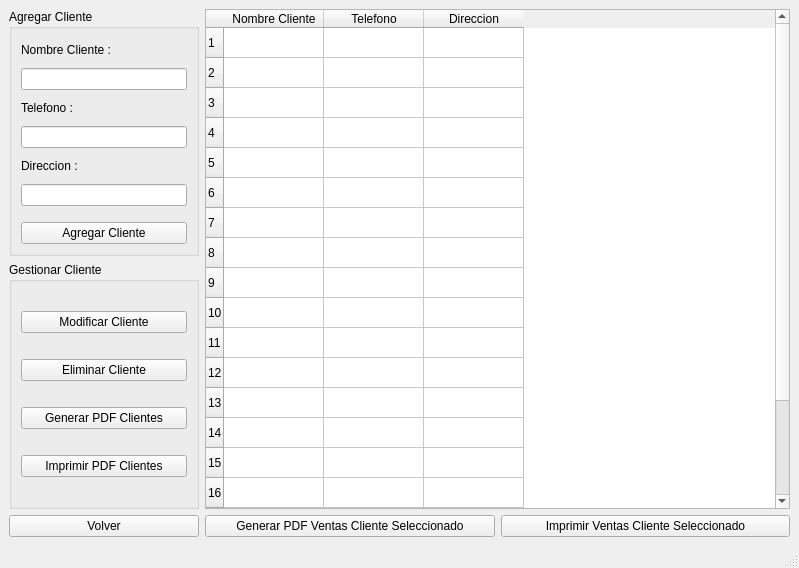
First picture: the form in QT_Sistema_San_Cayetano/registroclientes.ui, repository GaspyGJ/SistemaGestion_SanCayetano, before the edit.
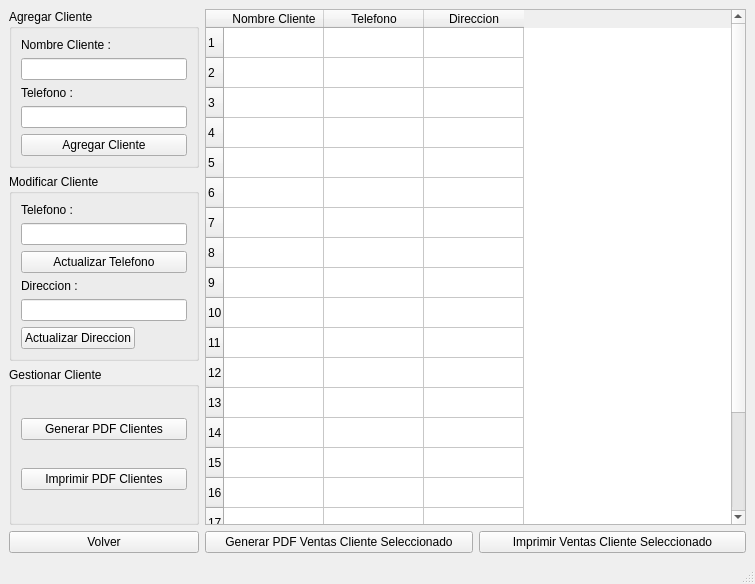
Second picture: the form after the edit.

Commit message: Termine Registro Stock creo , ver Clientes y Main

```diff
--- a/QT_Sistema_San_Cayetano/registroclientes.ui
+++ b/QT_Sistema_San_Cayetano/registroclientes.ui
@@ -6,8 +6,8 @@
    <rect>
     <x>0</x>
     <y>0</y>
-    <width>799</width>
-    <height>568</height>
+    <width>755</width>
+    <height>584</height>
    </rect>
   </property>
   <property name="windowTitle">
@@ -16,7 +16,7 @@
   <widget class="QWidget" name="centralwidget">
    <layout class="QHBoxLayout" name="horizontalLayout_2">
     <item>
-     <layout class="QVBoxLayout" name="verticalLayout_3">
+     <layout class="QVBoxLayout" name="verticalLayout_5">
       <item>
        <widget class="QGroupBox" name="groupBox">
         <property name="maximumSize">
@@ -30,57 +30,94 @@
         </property>
         <layout class="QVBoxLayout" name="verticalLayout">
          <item>
+          <layout class="QFormLayout" name="formLayout_3">
+           <item row="0" column="0">
           <widget class="QLabel" name="label">
            <property name="text">
             <string>Nombre Cliente :</string>
            </property>
           </widget>
          </item>
-         <item>
-          <widget class="QLineEdit" name="lineEdit"/>
-         </item>
-         <item>
+           <item row="2" column="0">
           <widget class="QLabel" name="label_2">
            <property name="text">
             <string>Telefono : </string>
            </property>
-          </widget>
-         </item>
-         <item>
+             <property name="margin">
+              <number>0</number>
+             </property>
+            </widget>
+           </item>
+           <item row="3" column="0" colspan="2">
           <widget class="QLineEdit" name="lineEdit_2"/>
          </item>
+           <item row="1" column="0" colspan="2">
+            <widget class="QLineEdit" name="lineEdit"/>
+           </item>
+          </layout>
+         </item>
          <item>
+          <widget class="QPushButton" name="pushButton">
+           <property name="text">
+            <string>Agregar Cliente</string>
+           </property>
+           <property name="autoDefault">
+            <bool>true</bool>
+           </property>
+          </widget>
+         </item>
+        </layout>
+       </widget>
+      </item>
+      <item>
+       <widget class="QGroupBox" name="groupBox_3">
+        <property name="maximumSize">
+         <size>
+          <width>190</width>
+          <height>16777215</height>
+         </size>
+        </property>
+        <property name="title">
+         <string>Modificar Cliente</string>
+        </property>
+        <layout class="QVBoxLayout" name="verticalLayout_3">
+         <item>
+          <layout class="QFormLayout" name="formLayout">
+           <item row="4" column="0">
           <widget class="QLabel" name="label_3">
            <property name="text">
             <string>Direccion :</string>
            </property>
           </widget>
          </item>
-         <item>
+           <item row="1" column="0">
+            <widget class="QLabel" name="label_4">
+             <property name="text">
+              <string>Telefono : </string>
+             </property>
+            </widget>
+           </item>
+           <item row="3" column="0" colspan="2">
+            <widget class="QPushButton" name="pushButton_2">
+             <property name="text">
+              <string>Actualizar Telefono</string>
+             </property>
+            </widget>
+           </item>
+           <item row="5" column="0" colspan="2">
           <widget class="QLineEdit" name="lineEdit_3"/>
          </item>
-         <item>
-          <spacer name="verticalSpacer_2">
-           <property name="orientation">
-            <enum>Qt::Vertical</enum>
-           </property>
-           <property name="sizeType">
-            <enum>QSizePolicy::Maximum</enum>
-           </property>
-           <property name="sizeHint" stdset="0">
-            <size>
-             <width>0</width>
-             <height>10</height>
-            </size>
-           </property>
-          </spacer>
-         </item>
-         <item>
-          <widget class="QPushButton" name="pushButton">
+           <item row="2" column="0" colspan="2">
+            <widget class="QLineEdit" name="lineEdit_4"/>
+           </item>
+           <item row="6" column="0">
+            <widget class="QPushButton" name="pushButton_3">
            <property name="text">
-            <string>Agregar Cliente</string>
-           </property>
-          </widget>
+              <string>Actualizar Direccion</string>
+             </property>
+            </widget>
+           </item>
+          </layout>
          </item>
         </layout>
        </widget>
@@ -97,25 +134,14 @@
          <string>Gestionar Cliente</string>
         </property>
         <layout class="QVBoxLayout" name="verticalLayout_2">
-         <item>
-          <widget class="QPushButton" name="pushButton_2">
-           <property name="text">
-            <string>Modificar Cliente</string>
-           </property>
-          </widget>
-         </item>
-         <item>
-          <widget class="QPushButton" name="pushButton_3">
-           <property name="text">
-            <string>Eliminar Cliente</string>
-           </property>
-          </widget>
-         </item>
          <item>
           <widget class="QPushButton" name="pushButton_7">
            <property name="text">
             <string>Generar PDF Clientes</string>
            </property>
+           <property name="autoDefault">
+            <bool>true</bool>
+           </property>
           </widget>
          </item>
          <item>
@@ -123,6 +149,9 @@
            <property name="text">
             <string>Imprimir PDF Clientes</string>
            </property>
+           <property name="autoDefault">
+            <bool>true</bool>
+           </property>
           </widget>
          </item>
         </layout>
@@ -139,6 +168,9 @@
         <property name="text">
          <string>Volver</string>
         </property>
+        <property name="autoDefault">
+         <bool>true</bool>
+        </property>
        </widget>
       </item>
      </layout>
```
Left out of the diff: 2 changed lines with no effect on the pictures. Lines whose indentation alone changed are shown as unchanged. The commit also changes 66 other files.
